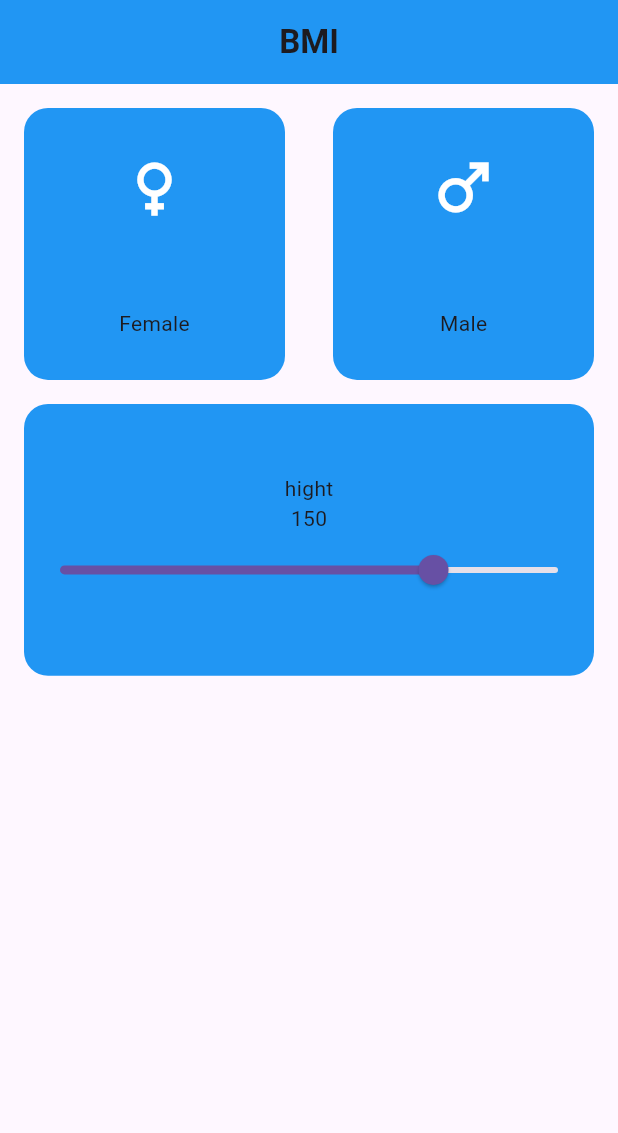
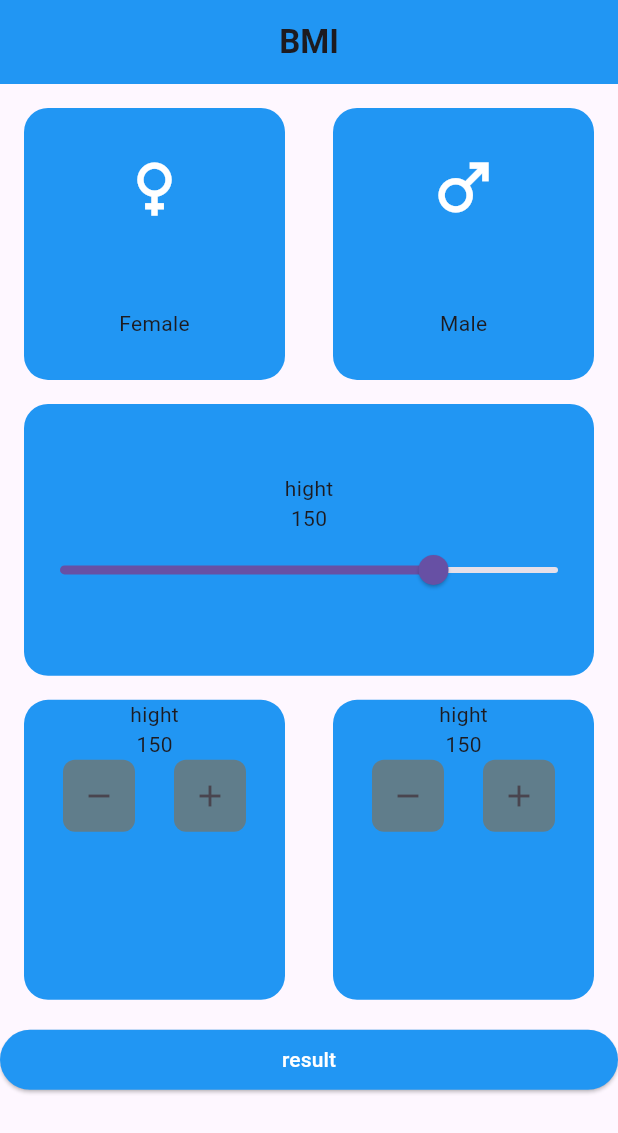
Before and after one commit to AdhamAyad/BMI_App, a Flutter app: the screen it shows after launch, on a phone screen of 412 x 824 dp. Shown: the top 1133 px of the screen. Run offline on Flutter 3.47's test engine with Material 3 defaults, Android fonts, the phone set to English and light mode, and no system bars.

Commit message:
Icon buttons & elevatedButton

```diff
--- a/lib/main.dart
+++ b/lib/main.dart
@@ -95,13 +95,72 @@ class HomePAge extends StatelessWidget {
                   value: 150, //? initial value
                   min: 0,
                   max: 200,
-                 onChanged: (value){
-
-                 })
+                 onChanged: (value){}),
               ],
             ),
+          ),
 
-          )
+          Row(
+            children: [
+
+            Expanded(child: Container(
+              height: 200,
+              margin: const EdgeInsets.all(16),
+              decoration: BoxDecoration(color: Colors.blue,
+              borderRadius: BorderRadius.circular(16)),
+              child: Column(children: [
+                const Text('hight'),
+                const Text('150'),
+                Row(
+                  mainAxisAlignment: MainAxisAlignment.spaceEvenly,
+                  children: [
+                  Container(
+                    decoration: BoxDecoration(color: Colors.blueGrey,
+                    borderRadius: BorderRadius.circular(8)),
+                    child: IconButton(onPressed: (){}, icon: const Icon(Icons.remove))),
+                    Container(
+                    decoration: BoxDecoration(color: Colors.blueGrey,
+                    borderRadius: BorderRadius.circular(8)),
+                    child: IconButton(onPressed: (){}, icon: const Icon(Icons.add)))
+                ],)
+              ],),
+            ),
+            ),
+
+            Expanded(child: Container(
+              margin: const EdgeInsets.all(16),
+              height: 200,
+              decoration:  BoxDecoration(color: Colors.blue,
+              borderRadius: BorderRadius.circular(16)),
+              child: Column(children: [
+                const Text('hight'),
+                const Text('150'),
+                Row(
+                  mainAxisAlignment: MainAxisAlignment.spaceEvenly,
+                  children: [
+                  Container(
+                    decoration: BoxDecoration(color: Colors.blueGrey,
+                    borderRadius: BorderRadius.circular(8)),
+                    child: IconButton(onPressed: (){}, icon: const Icon(Icons.remove))),
+                    Container(
+                    decoration: BoxDecoration(color: Colors.blueGrey,
+                    borderRadius: BorderRadius.circular(8)),
+                    child: IconButton(onPressed: (){}, icon: const Icon(Icons.add)))
+                ],)
+              ],),
+            ))
+          ],),
+
+          Row(children: [
+            Expanded(child: ElevatedButton(onPressed: (){},
+            style: ElevatedButton.styleFrom(
+              backgroundColor: Colors.blue, //? color of button
+              foregroundColor: Colors.black //? color of child and color of effect when press
+            ),
+             child: Text('result',style: TextStyle(color: Colors.white),)))
+          ],)
+
+
         ],
       ),
     );
```
